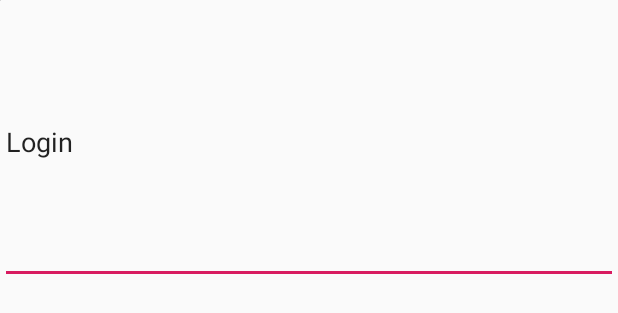
After one commit to Viale-Stephane/PS6_IHM, an Android app: the layout login.xml on its own in the app's theme, with its tools: preview values and no code run, on a phone screen of 412 x 824 dp. The commit adds this screen. Shown: the top 313 px of the screen. Run offline under Robolectric (Android 15) with nearby library versions, the phone set to English and light mode, and no system bars.

Commit message:
Sending layouts

```diff
--- /dev/null
+++ b/GeoResto/app/src/main/res/layout/login.xml
@@ -0,0 +1,30 @@
+<?xml version="1.0" encoding="utf-8"?>
+
+<android.support.v7.widget.ContentFrameLayout
+    xmlns:android="http://schemas.android.com/apk/res/android"
+    xmlns:tools="http://schemas.android.com/tools"
+    android:layout_width="match_parent"
+    android:layout_height="match_parent">
+
+    <EditText
+        android:id="@+id/editText"
+        android:layout_width="match_parent"
+        android:layout_height="189dp"
+        android:contentDescription="Loginsss"
+        android:ems="10"
+        android:inputType="textPersonName"
+        android:text="Login"
+        android:visibility="visible"
+        tools:text="@tools:sample/cities" />
+
+
+
+
+    <ImageView
+        android:id="@+id/imageView"
+        android:layout_width="wrap_content"
+        android:layout_height="wrap_content"
+        android:visibility="visible"
+        tools:srcCompat="@tools:sample/backgrounds/scenic[1]" />
+
+</android.support.v7.widget.ContentFrameLayout>
--- a/GeoResto/app/src/main/res/values/strings.xml
+++ b/GeoResto/app/src/main/res/values/strings.xml
@@ -1,6 +1,8 @@
 <resources>
     <string name="app_name">GeoResto</string>
     <string name="title_activity_maps">Map</string>
+    <string name="title_activity_login">Login</string>
+
     <string name="connect">Se connecter</string>
     <string name="menu">menu</string>
 </resources>
```
Also changed, not shown: GeoResto/app/src/main/AndroidManifest.xml (+10 -0 lines), GeoResto/app/src/main/java/com/example/georesto/LoginActivity.java (added, +15 -0 lines), GeoResto/app/src/main/java/com/example/georesto/MapsActivity.java (+18 -0 lines), 2 other files.
